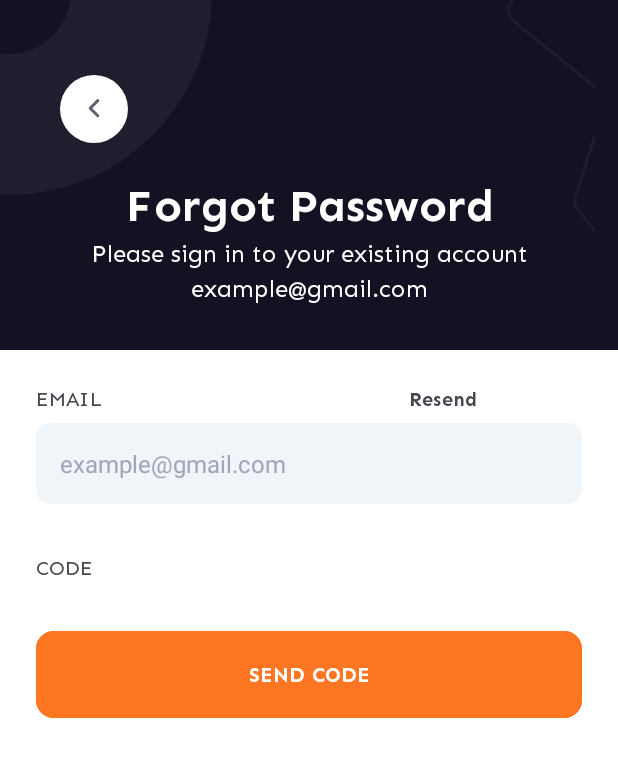
After one commit to MorganGrimes/Food-Delivery-App, an Android app: the fragment AuthFragment shown on its own in the app's theme, on a phone screen of 412 x 824 dp. The commit adds this screen. Shown: the top 757 px of the screen. Run offline under Robolectric (Android 15) with nearby library versions, the phone set to English and light mode, and no system bars.

Commit message:
adding auth fragment with shapes and icon related

```diff
--- /dev/null
+++ b/app/src/main/java/com/example/fooddeliveryapp/ui/auth/AuthFragment.kt
@@ -0,0 +1,60 @@
+package com.example.fooddeliveryapp.ui.auth
+
+import android.os.Bundle
+import androidx.fragment.app.Fragment
+import android.view.LayoutInflater
+import android.view.View
+import android.view.ViewGroup
+import com.example.fooddeliveryapp.R
+
+// TODO: Rename parameter arguments, choose names that match
+// the fragment initialization parameters, e.g. ARG_ITEM_NUMBER
+private const val ARG_PARAM1 = "param1"
+private const val ARG_PARAM2 = "param2"
+
+/**
+ * A simple [Fragment] subclass.
+ * Use the [AuthFragment.newInstance] factory method to
+ * create an instance of this fragment.
+ */
+class AuthFragment : Fragment() {
+    // TODO: Rename and change types of parameters
+    private var param1: String? = null
+    private var param2: String? = null
+
+    override fun onCreate(savedInstanceState: Bundle?) {
+        super.onCreate(savedInstanceState)
+        arguments?.let {
+            param1 = it.getString(ARG_PARAM1)
+            param2 = it.getString(ARG_PARAM2)
+        }
+    }
+
+    override fun onCreateView(
+        inflater: LayoutInflater, container: ViewGroup?,
+        savedInstanceState: Bundle?
+    ): View? {
+        // Inflate the layout for this fragment
+        return inflater.inflate(R.layout.fragment_auth, container, false)
+    }
+
+    companion object {
+        /**
+         * Use this factory method to create a new instance of
+         * this fragment using the provided parameters.
+         *
+         * @param param1 Parameter 1.
+         * @param param2 Parameter 2.
+         * @return A new instance of fragment AuthFragment.
+         */
+        // TODO: Rename and change types and number of parameters
+        @JvmStatic
+        fun newInstance(param1: String, param2: String) =
+            AuthFragment().apply {
+                arguments = Bundle().apply {
+                    putString(ARG_PARAM1, param1)
+                    putString(ARG_PARAM2, param2)
+                }
+            }
+    }
+}
--- /dev/null
+++ b/app/src/main/res/drawable/back_icon.xml
@@ -0,0 +1,16 @@
+<vector xmlns:android="http://schemas.android.com/apk/res/android"
+    android:width="45dp"
+    android:height="45dp"
+    android:viewportWidth="45"
+    android:viewportHeight="45">
+  <path
+      android:pathData="M22.5,22.5m-22.5,0a22.5,22.5 0,1 1,45 0a22.5,22.5 0,1 1,-45 0"
+      android:fillColor="#ffffff"/>
+  <path
+      android:pathData="M25,27L20,22L25,17"
+      android:strokeLineJoin="round"
+      android:strokeWidth="2"
+      android:fillColor="#00000000"
+      android:strokeColor="#5E616F"
+      android:strokeLineCap="round"/>
+</vector>
--- /dev/null
+++ b/app/src/main/res/drawable/code_insert_shape.xml
@@ -0,0 +1,9 @@
+<?xml version="1.0" encoding="utf-8"?>
+<shape xmlns:android="http://schemas.android.com/apk/res/android"
+    android:shape="rectangle">
+
+    <solid android:color="@color/edit_text_white"
+        android:width="1dp"/>
+
+    <corners android:radius="4dp" />
+</shape>
--- /dev/null
+++ b/app/src/main/res/layout/fragment_auth.xml
@@ -0,0 +1,226 @@
+<?xml version="1.0" encoding="utf-8"?>
+<androidx.constraintlayout.widget.ConstraintLayout xmlns:android="http://schemas.android.com/apk/res/android"
+    xmlns:app="http://schemas.android.com/apk/res-auto"
+    xmlns:tools="http://schemas.android.com/tools"
+    android:layout_width="match_parent"
+    android:layout_height="match_parent"
+    tools:context=".ui.auth.AuthFragment">
+
+    <include layout="@layout/top_bar_login" />
+
+    <ImageView
+        android:layout_width="wrap_content"
+        android:layout_height="wrap_content"
+        android:src="@drawable/back_icon"
+        android:layout_marginTop="50dp"
+        android:layout_marginStart="40dp"
+        app:layout_constraintStart_toStartOf="parent"
+        app:layout_constraintTop_toTopOf="parent"
+        tools:ignore="ContentDescription" />
+
+    <TextView
+        android:id="@+id/forgot_password_title_tv"
+        android:layout_width="wrap_content"
+        android:layout_height="wrap_content"
+        android:layout_marginTop="118dp"
+        android:fontFamily="@font/sen_bold"
+        android:gravity="center"
+        android:text="@string/forgot_password"
+        android:textColor="@color/white"
+        android:textSize="30sp"
+        app:layout_constraintEnd_toEndOf="parent"
+        app:layout_constraintStart_toStartOf="parent"
+        app:layout_constraintTop_toTopOf="parent" />
+
+    <TextView
+        android:id="@+id/sign_in_description_tv"
+        android:layout_width="wrap_content"
+        android:layout_height="wrap_content"
+        android:layout_marginTop="3dp"
+        android:fontFamily="@font/sen_regular"
+        android:gravity="center"
+        android:text="@string/Please_sign_in"
+        android:textColor="@color/white"
+        android:textSize="16sp"
+        app:layout_constraintEnd_toEndOf="parent"
+        app:layout_constraintStart_toStartOf="parent"
+        app:layout_constraintTop_toBottomOf="@id/forgot_password_title_tv" />
+
+    <TextView
+        android:id="@+id/example_email_tv"
+        android:layout_width="wrap_content"
+        android:layout_height="wrap_content"
+        android:layout_marginTop="3dp"
+        android:fontFamily="@font/sen_regular"
+        android:gravity="center"
+        android:text="@string/email_example"
+        android:textColor="@color/white"
+        android:textSize="16sp"
+        app:layout_constraintEnd_toEndOf="parent"
+        app:layout_constraintStart_toStartOf="parent"
+        app:layout_constraintTop_toBottomOf="@id/sign_in_description_tv" />
+
+    <androidx.constraintlayout.widget.ConstraintLayout
+        android:id="@+id/auth_cl"
+        android:layout_width="match_parent"
+        android:layout_height="wrap_content"
+        android:background="@drawable/card_top_rounded_background"
+        app:layout_constraintEnd_toEndOf="parent"
+        app:layout_constraintStart_toStartOf="parent"
+        app:layout_constraintTop_toBottomOf="@id/top_bar">
+
+        <LinearLayout
+            android:id="@+id/auth_ll"
+            android:layout_width="match_parent"
+            android:layout_height="wrap_content"
+            android:orientation="vertical"
+            app:layout_constraintEnd_toEndOf="parent"
+            app:layout_constraintStart_toStartOf="parent"
+            app:layout_constraintTop_toTopOf="parent">
+
+            <LinearLayout
+                android:id="@+id/second_ll"
+                android:layout_width="match_parent"
+                android:layout_height="wrap_content"
+                android:orientation="horizontal">
+
+                <TextView
+                    android:id="@+id/login_email_tv"
+                    android:layout_width="wrap_content"
+                    android:layout_height="wrap_content"
+                    android:layout_marginHorizontal="24dp"
+                    android:layout_marginTop="24dp"
+                    android:fontFamily="@font/sen_regular"
+                    android:text="@string/email"
+                    android:textSize="13sp" />
+
+                <TextView
+                    android:id="@+id/resend_tv"
+                    android:layout_width="wrap_content"
+                    android:layout_height="wrap_content"
+                    android:layout_marginStart="180dp"
+                    android:layout_marginTop="24dp"
+                    android:fontFamily="@font/sen_bold"
+                    android:text="@string/resend"
+                    android:textSize="13sp" />
+
+            </LinearLayout>
+
+            <LinearLayout
+                android:id="@+id/linear_ly_code_box"
+                android:layout_width="match_parent"
+                android:layout_height="wrap_content"
+                android:layout_gravity="center"
+                android:layout_marginHorizontal="16dp"
+                android:orientation="horizontal"
+                android:visibility="gone"
+                tools:visibility="visible">
+
+                <com.google.android.material.textfield.TextInputEditText
+                    android:id="@+id/first_pin_et"
+                    android:layout_width="0dp"
+                    android:layout_height="50dp"
+                    android:layout_marginTop="16dp"
+                    android:layout_marginBottom="10dp"
+                    android:layout_weight="1"
+                    android:background="@drawable/code_insert_shape"
+                    android:gravity="center"
+                    android:inputType="number"
+                    android:maxLength="1"
+                    android:textColor="@color/white"
+                    android:textColorHint="@color/white" />
+
+                <com.google.android.material.textfield.TextInputEditText
+                    android:id="@+id/second_pin_et"
+                    android:layout_width="0dp"
+                    android:layout_height="50dp"
+                    android:layout_marginStart="16dp"
+                    android:layout_marginTop="16dp"
+                    android:layout_marginBottom="10dp"
+                    android:layout_weight="1"
+                    android:autofillHints=""
+                    android:background="@drawable/code_insert_shape"
+                    android:gravity="center"
+                    android:inputType="number"
+                    android:maxLength="1"
+                    android:textColorHint="@color/white" />
+
+                <com.google.android.material.textfield.TextInputEditText
+                    android:id="@+id/third_pin_et"
+                    android:layout_width="0dp"
+                    android:layout_height="50dp"
+                    android:layout_marginStart="16dp"
+                    android:layout_marginTop="16dp"
+                    android:layout_marginBottom="10dp"
+                    android:layout_weight="1"
+                    android:background="@drawable/code_insert_shape"
+                    android:gravity="center"
+                    android:inputType="number"
+                    android:maxLength="1"
+                    android:textColorHint="@color/white" />
+
+                <com.google.android.material.textfield.TextInputEditText
+                    android:id="@+id/fourth_pin_et"
+                    android:layout_width="0dp"
+                    android:layout_height="50dp"
+                    android:layout_marginStart="16dp"
+                    android:layout_marginTop="16dp"
+                    android:layout_weight="1"
+                    android:background="@drawable/code_insert_shape"
+                    android:gravity="center"
+                    android:inputType="number"
+                    android:maxLength="1"
+                    android:textColorHint="@color/white" />
+
+            </LinearLayout>
+
+            <com.google.android.material.textfield.TextInputEditText
+                android:id="@+id/email_input"
+                android:layout_width="match_parent"
+                android:layout_height="wrap_content"
+                android:layout_marginHorizontal="24dp"
+                android:layout_marginTop="8dp"
+                android:layout_marginBottom="10dp"
+                android:autofillHints="false"
+                android:background="@drawable/edit_text_shape"
+                android:hint="@string/email_example"
+                android:inputType="textEmailAddress"
+                android:paddingVertical="16dp"
+                android:paddingStart="16dp"
+                android:paddingEnd="16dp"
+                android:textColorHint="@color/grey_transparent"
+                android:textSize="16sp"
+                tools:ignore="TextContrastCheck" />
+
+            <TextView
+                android:id="@+id/code_tv"
+                android:layout_width="match_parent"
+                android:layout_height="wrap_content"
+                android:layout_marginHorizontal="24dp"
+                android:layout_marginTop="24dp"
+                android:fontFamily="@font/sen_regular"
+                android:text="@string/code"
+                android:textSize="13sp" />
+
+            <com.google.android.material.button.MaterialButton
+                android:id="@+id/send_code_btn"
+                android:layout_width="match_parent"
+                android:layout_height="wrap_content"
+                android:layout_marginHorizontal="24dp"
+                android:layout_marginTop="30dp"
+                android:backgroundTint="@color/orange"
+                android:fontFamily="@font/sen_bold"
+                android:paddingVertical="20dp"
+                android:text="@string/send_code"
+                android:textColor="@color/white"
+                android:textSize="14sp"
+                app:cornerRadius="12dp"
+                app:layout_constraintEnd_toEndOf="parent"
+                app:layout_constraintStart_toStartOf="parent"
+                app:layout_constraintTop_toBottomOf="@+id/forgot_password_tv" />
+
+        </LinearLayout>
+
+    </androidx.constraintlayout.widget.ConstraintLayout>
+
+</androidx.constraintlayout.widget.ConstraintLayout>
--- /dev/null
+++ b/app/src/main/res/layout/top_bar_login.xml
@@ -0,0 +1,30 @@
+<?xml version="1.0" encoding="utf-8"?>
+<androidx.constraintlayout.widget.ConstraintLayout xmlns:android="http://schemas.android.com/apk/res/android"
+    xmlns:app="http://schemas.android.com/apk/res-auto"
+    android:id="@+id/top_bar"
+    android:layout_width="match_parent"
+    android:layout_height="233dp"
+    android:background="@color/deep_blue"
+    app:layout_constraintEnd_toEndOf="parent"
+    app:layout_constraintStart_toStartOf="parent"
+    app:layout_constraintTop_toTopOf="parent">
+
+    <ImageView
+        android:id="@+id/ellipse_login_iv"
+        android:layout_width="wrap_content"
+        android:layout_height="wrap_content"
+        android:src="@drawable/ellipse_login"
+        app:layout_constraintLeft_toLeftOf="parent"
+        app:layout_constraintStart_toStartOf="parent"
+        app:layout_constraintTop_toTopOf="parent" />
+
+    <ImageView
+        android:id="@+id/vector_login_iv"
+        android:layout_width="wrap_content"
+        android:layout_height="wrap_content"
+        android:src="@drawable/vector_login"
+        app:layout_constraintBottom_toBottomOf="parent"
+        app:layout_constraintRight_toRightOf="parent"
+        app:layout_constraintTop_toTopOf="parent" />
+
+</androidx.constraintlayout.widget.ConstraintLayout>
--- a/app/src/main/res/values/strings.xml
+++ b/app/src/main/res/values/strings.xml
@@ -16,5 +16,9 @@ you just place the order we do the rest</string>
     <string name="no_account">Don’t have an account?</string>
     <string name="sign_up">SIGN UP</string>
     <string name="or">Or</string>
+    <string name="Please_sign_in">Please sign in to your existing account</string>
+    <string name="send_code">SEND CODE</string>
+    <string name="code">CODE</string>
+    <string name="resend">Resend</string>
 
 </resources>
```
